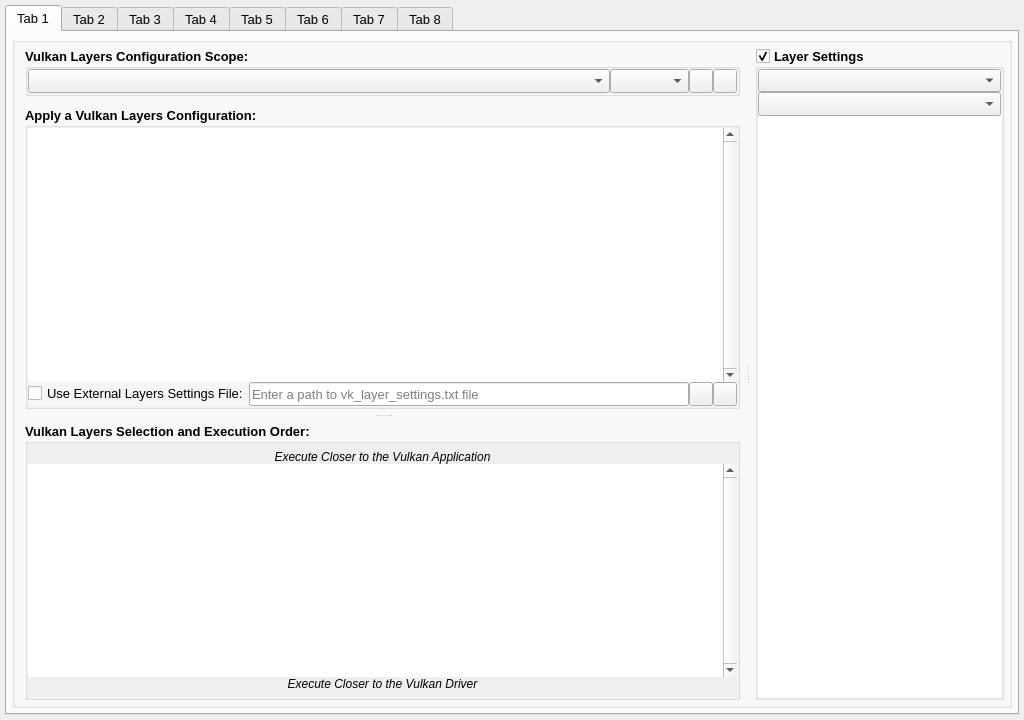
Above: vkconfig_gui/mainwindow.ui from LunarG/VulkanTools before the change. Below: the same form after it.
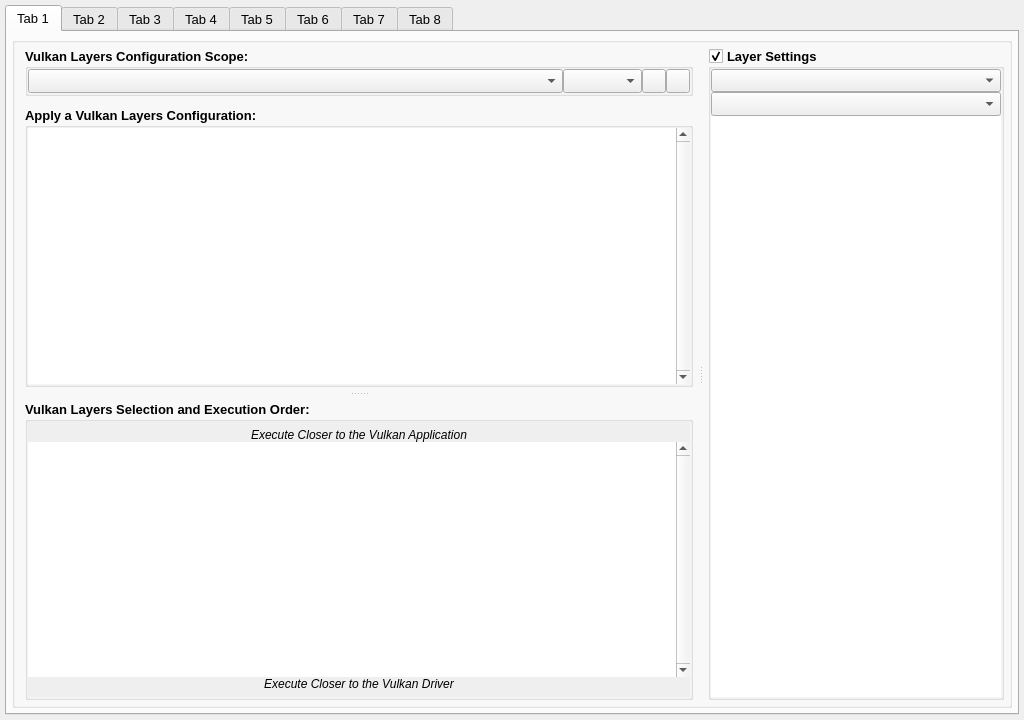
That is the form after the change. The open tabs and pages were chosen to show the change. Icons and pictures are not drawn.

Commit message: vkconfig: Refactor use external layer settings file

```diff
--- a/vkconfig_gui/mainwindow.ui
+++ b/vkconfig_gui/mainwindow.ui
@@ -418,110 +418,6 @@
                        </property>
                       </widget>
                      </item>
-                     <item>
-                      <layout class="QHBoxLayout" name="horizontalLayout_14">
-                       <property name="spacing">
-                        <number>0</number>
-                       </property>
-                       <property name="topMargin">
-                        <number>0</number>
-                       </property>
-                       <item>
-                        <widget class="QCheckBox" name="configuration_settings_file_enable">
-                         <property name="font">
-                          <font>
-                           <family>Arial</family>
-                           <pointsize>10</pointsize>
-                           <bold>false</bold>
-                           <kerning>true</kerning>
-                          </font>
-                         </property>
-                         <property name="toolTip">
-                          <string>Use an external layer settings file instead of the Vulkan Configurator generated layer settings</string>
-                         </property>
-                         <property name="text">
-                          <string>Use External Layers Settings File:</string>
-                         </property>
-                        </widget>
-                       </item>
-                       <item>
-                        <widget class="QLineEdit" name="configuration_settings_file_path">
-                         <property name="maximumSize">
-                          <size>
-                           <width>16777215</width>
-                           <height>24</height>
-                          </size>
-                         </property>
-                         <property name="font">
-                          <font>
-                           <family>Arial</family>
-                           <pointsize>10</pointsize>
-                           <bold>false</bold>
-                          </font>
-                         </property>
-                         <property name="toolTip">
-                          <string>Path to the external layer settings file</string>
-                         </property>
-                         <property name="placeholderText">
-                          <string>Enter a path to vk_layer_settings.txt file</string>
-                         </property>
-                        </widget>
-                       </item>
-                       <item>
-                        <widget class="QPushButton" name="configuration_settings_file_search">
-                         <property name="sizePolicy">
-                          <sizepolicy hsizetype="Fixed" vsizetype="Fixed">
-                           <horstretch>0</horstretch>
-                           <verstretch>0</verstretch>
-                          </sizepolicy>
-                         </property>
-                         <property name="minimumSize">
-                          <size>
-                           <width>24</width>
-                           <height>24</height>
-                          </size>
-                         </property>
-                         <property name="maximumSize">
-                          <size>
-                           <width>24</width>
-                           <height>24</height>
-                          </size>
-                         </property>
-                         <property name="toolTip">
-                          <string>Set the external layer settings file</string>
-                         </property>
-                         <property name="text">
-                          <string/>
-                         </property>
-                        </widget>
-                       </item>
-                       <item>
-                        <widget class="QPushButton" name="configuration_settings_file_remove">
-                         <property name="sizePolicy">
-                          <sizepolicy hsizetype="Fixed" vsizetype="Fixed">
-                           <horstretch>0</horstretch>
-                           <verstretch>0</verstretch>
-                          </sizepolicy>
-                         </property>
-                         <property name="minimumSize">
-                          <size>
-                           <width>24</width>
-                           <height>24</height>
-                          </size>
-                         </property>
-                         <property name="maximumSize">
-                          <size>
-                           <width>24</width>
-                           <height>24</height>
-                          </size>
-                         </property>
-                         <property name="text">
-                          <string/>
-                         </property>
-                        </widget>
-                       </item>
-                      </layout>
-                     </item>
                     </layout>
                    </widget>
                   </item>
```
Left out of the diff: 25 changed lines with no effect on the pictures. The commit also changes 8 other files.
